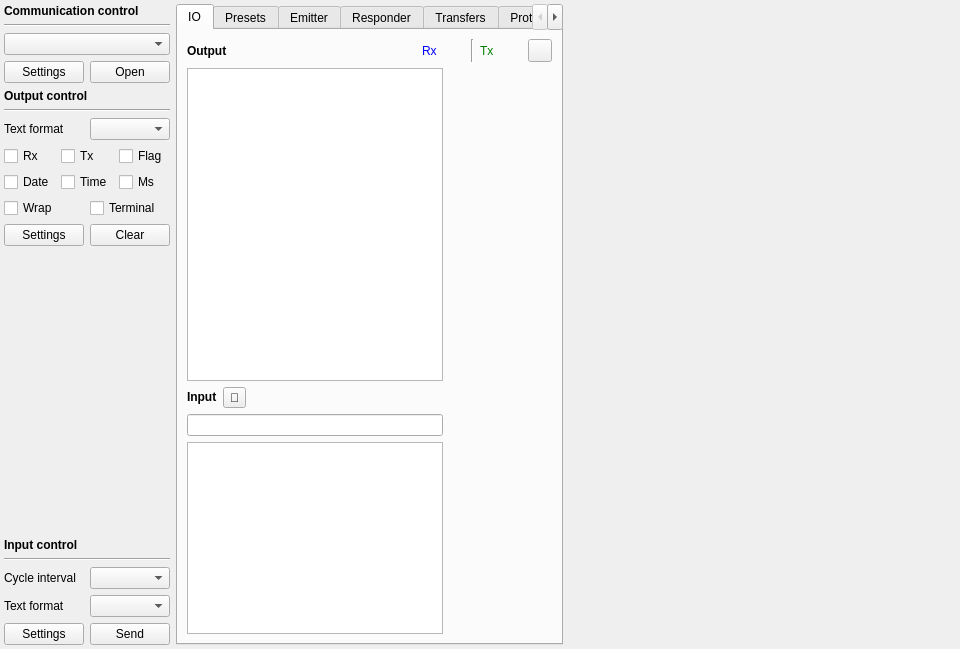
x-tools-author/x-tools, file src/page/page.ui: the form before one commit.
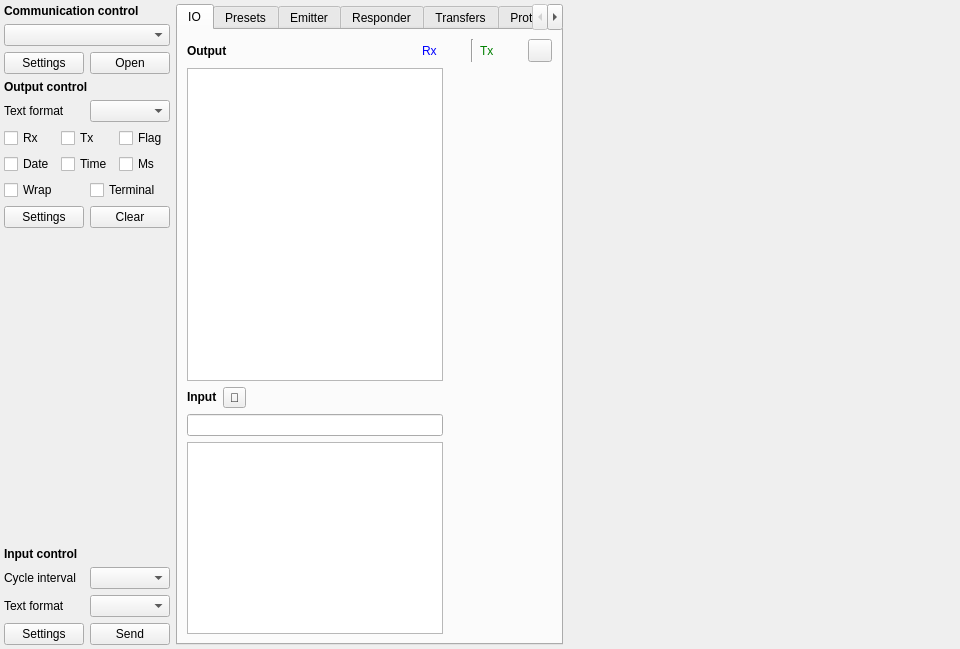
The form after the commit. Custom widgets are drawn as their Qt base class.

Patch:
```diff
--- a/src/page/page.ui
+++ b/src/page/page.ui
@@ -41,32 +41,10 @@
       <property name="bottomMargin">
        <number>0</number>
       </property>
-      <item row="16" column="0">
-       <widget class="QLabel" name="label_5">
-        <property name="text">
-         <string>Cycle interval</string>
-        </property>
-       </widget>
+      <item row="2" column="0" colspan="2">
+       <layout class="QVBoxLayout" name="verticalLayoutDeviceController"/>
       </item>
-      <item row="5" column="0" colspan="2">
-       <layout class="QGridLayout" name="gridLayout_4">
-        <item row="0" column="1">
-         <widget class="QPushButton" name="pushButtonDeviceOpen">
-          <property name="text">
-           <string>Open</string>
-          </property>
-         </widget>
-        </item>
-        <item row="0" column="0">
-         <widget class="QPushButton" name="pushButtonDeviceSettings">
-          <property name="text">
-           <string>Settings</string>
-          </property>
-         </widget>
-        </item>
-       </layout>
-      </item>
-      <item row="12" column="0" colspan="2">
+      <item row="10" column="0" colspan="2">
        <layout class="QHBoxLayout" name="horizontalLayout_3">
         <item>
          <widget class="QPushButton" name="pushButtonOutputSettings">
@@ -84,24 +62,60 @@
         </item>
        </layout>
       </item>
-      <item row="9" column="1">
-       <widget class="QComboBox" name="comboBoxOutputFormat"/>
+      <item row="13" column="0">
+       <widget class="QLabel" name="label_5">
+        <property name="text">
+         <string>Cycle interval</string>
+        </property>
+       </widget>
       </item>
-      <item row="16" column="1">
+      <item row="1" column="0" colspan="2">
+       <widget class="QComboBox" name="comboBoxDeviceTypes"/>
+      </item>
+      <item row="15" column="0" colspan="2">
+       <layout class="QHBoxLayout" name="horizontalLayout">
+        <item>
+         <widget class="QPushButton" name="pushButtonInputSettings">
+          <property name="text">
+           <string>Settings</string>
+          </property>
+         </widget>
+        </item>
+        <item>
+         <widget class="QPushButton" name="pushButtonInputWriteBytes">
+          <property name="text">
+           <string>Send</string>
+          </property>
+         </widget>
+        </item>
+       </layout>
+      </item>
+      <item row="13" column="1">
        <widget class="QComboBox" name="comboBoxInputInterval">
         <property name="toolTip">
          <string notr="true">ms</string>
         </property>
        </widget>
       </item>
-      <item row="1" column="0" colspan="2">
-       <widget class="Line" name="line">
-        <property name="orientation">
-         <enum>Qt::Orientation::Horizontal</enum>
-        </property>
-       </widget>
+      <item row="4" column="0" colspan="2">
+       <layout class="QGridLayout" name="gridLayout_4">
+        <item row="0" column="1">
+         <widget class="QPushButton" name="pushButtonDeviceOpen">
+          <property name="text">
+           <string>Open</string>
+          </property>
+         </widget>
+        </item>
+        <item row="0" column="0">
+         <widget class="QPushButton" name="pushButtonDeviceSettings">
+          <property name="text">
+           <string>Settings</string>
+          </property>
+         </widget>
+        </item>
+       </layout>
       </item>
-      <item row="13" column="0">
+      <item row="11" column="0">
        <spacer name="verticalSpacer">
         <property name="orientation">
          <enum>Qt::Orientation::Vertical</enum>
@@ -114,7 +128,10 @@
         </property>
        </spacer>
       </item>
-      <item row="10" column="0" colspan="2">
+      <item row="7" column="1">
+       <widget class="QComboBox" name="comboBoxOutputFormat"/>
+      </item>
+      <item row="8" column="0" colspan="2">
        <layout class="QGridLayout" name="gridLayout_2">
         <item row="0" column="0">
          <widget class="QCheckBox" name="checkBoxOutputRx">
@@ -160,64 +177,9 @@
         </item>
        </layout>
       </item>
-      <item row="2" column="0" colspan="2">
-       <widget class="QComboBox" name="comboBoxDeviceTypes"/>
-      </item>
-      <item row="17" column="1">
+      <item row="14" column="1">
        <widget class="QComboBox" name="comboBoxInputFormat"/>
       </item>
-      <item row="7" column="0" colspan="2">
-       <widget class="QLabel" name="label_2">
-        <property name="font">
-         <font>
-          <bold>true</bold>
-         </font>
-        </property>
-        <property name="text">
-         <string>Output control</string>
-        </property>
-       </widget>
-      </item>
-      <item row="3" column="0" colspan="2">
-       <layout class="QVBoxLayout" name="verticalLayoutDeviceController"/>
-      </item>
-      <item row="15" column="0" colspan="2">
-       <widget class="Line" name="line_3">
-        <property name="orientation">
-         <enum>Qt::Orientation::Horizontal</enum>
-        </property>
-       </widget>
-      </item>
-      <item row="14" column="0" colspan="2">
-       <widget class="QLabel" name="label_3">
-        <property name="font">
-         <font>
-          <bold>true</bold>
-         </font>
-        </property>
-        <property name="text">
-         <string>Input control</string>
-        </property>
-       </widget>
-      </item>
-      <item row="11" column="0" colspan="2">
-       <layout class="QHBoxLayout" name="horizontalLayout_8">
-        <item>
-         <widget class="QCheckBox" name="checkBoxWrap">
-          <property name="text">
-           <string>Wrap</string>
-          </property>
-         </widget>
-        </item>
-        <item>
-         <widget class="QCheckBox" name="checkBoxTerminalMode">
-          <property name="text">
-           <string>Terminal</string>
-          </property>
-         </widget>
-        </item>
-       </layout>
-      </item>
       <item row="0" column="0" colspan="2">
        <widget class="QLabel" name="label">
         <property name="sizePolicy">
@@ -236,45 +198,62 @@
         </property>
        </widget>
       </item>
-      <item row="18" column="0" colspan="2">
-       <layout class="QHBoxLayout" name="horizontalLayout">
-        <item>
-         <widget class="QPushButton" name="pushButtonInputSettings">
-          <property name="text">
-           <string>Settings</string>
-          </property>
-         </widget>
-        </item>
-        <item>
-         <widget class="QPushButton" name="pushButtonInputWriteBytes">
-          <property name="text">
-           <string>Send</string>
-          </property>
-         </widget>
-        </item>
-       </layout>
-      </item>
-      <item row="17" column="0">
+      <item row="14" column="0">
        <widget class="QLabel" name="label_6">
         <property name="text">
          <string>Text format</string>
         </property>
        </widget>
       </item>
-      <item row="9" column="0">
+      <item row="6" column="0" colspan="2">
+       <widget class="QLabel" name="label_2">
+        <property name="font">
+         <font>
+          <bold>true</bold>
+         </font>
+        </property>
+        <property name="text">
+         <string>Output control</string>
+        </property>
+       </widget>
+      </item>
+      <item row="9" column="0" colspan="2">
+       <layout class="QHBoxLayout" name="horizontalLayout_8">
+        <item>
+         <widget class="QCheckBox" name="checkBoxWrap">
+          <property name="text">
+           <string>Wrap</string>
+          </property>
+         </widget>
+        </item>
+        <item>
+         <widget class="QCheckBox" name="checkBoxTerminalMode">
+          <property name="text">
+           <string>Terminal</string>
+          </property>
+         </widget>
+        </item>
+       </layout>
+      </item>
+      <item row="12" column="0" colspan="2">
+       <widget class="QLabel" name="label_3">
+        <property name="font">
+         <font>
+          <bold>true</bold>
+         </font>
+        </property>
+        <property name="text">
+         <string>Input control</string>
+        </property>
+       </widget>
+      </item>
+      <item row="7" column="0">
        <widget class="QLabel" name="label_7">
         <property name="text">
          <string>Text format</string>
         </property>
        </widget>
       </item>
-      <item row="8" column="0" colspan="2">
-       <widget class="Line" name="line_2">
-        <property name="orientation">
-         <enum>Qt::Orientation::Horizontal</enum>
-        </property>
-       </widget>
-      </item>
      </layout>
     </widget>
    </item>
```
